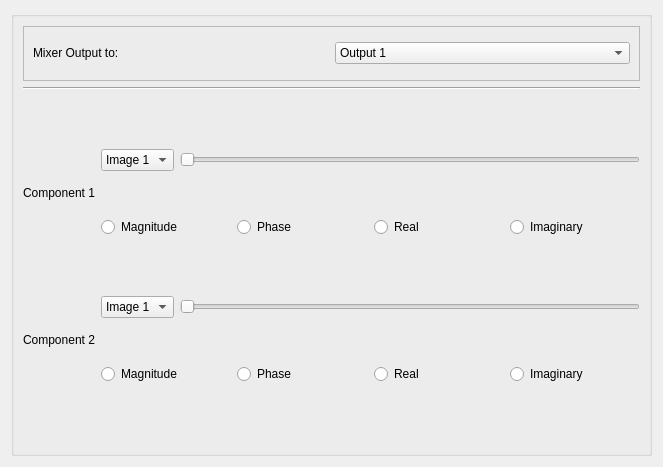
Old version of the form mixer.ui in the repository malaknasser812/Image-Mixer.
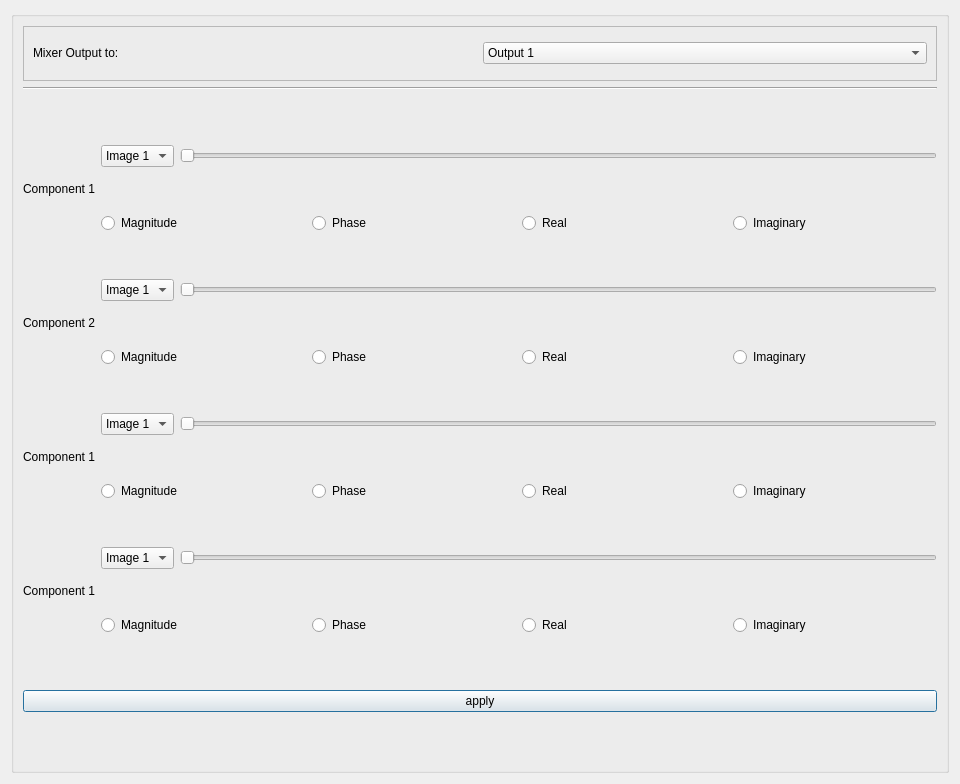
New version of the form.

Commit message: ui ya hager

The edit to the form file:
```diff
--- a/mixer.ui
+++ b/mixer.ui
@@ -6,8 +6,8 @@
    <rect>
     <x>0</x>
     <y>0</y>
-    <width>663</width>
-    <height>467</height>
+    <width>960</width>
+    <height>784</height>
    </rect>
   </property>
   <property name="windowTitle">
@@ -19,140 +19,9 @@
      <property name="title">
       <string/>
      </property>
-     <layout class="QGridLayout" name="gridLayout_5">
-      <item row="1" column="0">
-       <spacer name="verticalSpacer_3">
-        <property name="orientation">
-         <enum>Qt::Vertical</enum>
-        </property>
-        <property name="sizeType">
-         <enum>QSizePolicy::Fixed</enum>
-        </property>
-        <property name="sizeHint" stdset="0">
-         <size>
-          <width>20</width>
-          <height>60</height>
-         </size>
-        </property>
-       </spacer>
-      </item>
+     <layout class="QGridLayout" name="gridLayout_11">
       <item row="0" column="0">
-       <layout class="QGridLayout" name="gridLayout_4">
-        <item row="1" column="0">
-         <widget class="Line" name="line">
-          <property name="orientation">
-           <enum>Qt::Horizontal</enum>
-          </property>
-         </widget>
-        </item>
-        <item row="2" column="0">
-         <spacer name="verticalSpacer">
-          <property name="orientation">
-           <enum>Qt::Vertical</enum>
-          </property>
-          <property name="sizeHint" stdset="0">
-           <size>
-            <width>20</width>
-            <height>40</height>
-           </size>
-          </property>
-         </spacer>
-        </item>
-        <item row="5" column="0">
-         <layout class="QHBoxLayout" name="horizontalLayout_7">
-          <item>
-           <widget class="QLabel" name="label_3">
-            <property name="text">
-             <string>Component 2</string>
-            </property>
-           </widget>
-          </item>
-          <item>
-           <layout class="QGridLayout" name="gridLayout_3">
-            <item row="0" column="0">
-             <layout class="QHBoxLayout" name="horizontalLayout_4">
-              <item>
-               <widget class="QComboBox" name="input_img_selection_combobox_2">
-                <item>
-                 <property name="text">
-                  <string>Image 1</string>
-                 </property>
-                </item>
-                <item>
-                 <property name="text">
-                  <string>Image 2</string>
-                 </property>
-                </item>
-                <item>
-                 <property name="text">
-                  <string>Image 3</string>
-                 </property>
-                </item>
-                <item>
-                 <property name="text">
-                  <string>Image 4</string>
-                 </property>
-                </item>
-               </widget>
-              </item>
-              <item>
-               <widget class="QSlider" name="comp1_hslider_2">
-                <property name="orientation">
-                 <enum>Qt::Horizontal</enum>
-                </property>
-               </widget>
-              </item>
-             </layout>
-            </item>
-            <item row="2" column="0">
-             <layout class="QHBoxLayout" name="horizontalLayout_5">
-              <item>
-               <widget class="QRadioButton" name="mag_radioBtn_2">
-                <property name="text">
-                 <string>Magnitude</string>
-                </property>
-               </widget>
-              </item>
-              <item>
-               <widget class="QRadioButton" name="phase_radioBtn_2">
-                <property name="text">
-                 <string>Phase</string>
-                </property>
-               </widget>
-              </item>
-              <item>
-               <widget class="QRadioButton" name="real_radioBtn_2">
-                <property name="text">
-                 <string>Real</string>
-                </property>
-               </widget>
-              </item>
-              <item>
-               <widget class="QRadioButton" name="imaginary_radioBtn_2">
-                <property name="text">
-                 <string>Imaginary</string>
-                </property>
-               </widget>
-              </item>
-             </layout>
-            </item>
-            <item row="1" column="0">
-             <spacer name="verticalSpacer_5">
-              <property name="orientation">
-               <enum>Qt::Vertical</enum>
-              </property>
-              <property name="sizeHint" stdset="0">
-               <size>
-                <width>20</width>
-                <height>40</height>
-               </size>
-              </property>
-             </spacer>
-            </item>
-           </layout>
-          </item>
-         </layout>
-        </item>
+       <layout class="QGridLayout" name="gridLayout_10">
         <item row="0" column="0">
          <widget class="QFrame" name="frame">
           <property name="minimumSize">
@@ -175,6 +44,8 @@
           </property>
           <layout class="QGridLayout" name="gridLayout">
            <item row="0" column="0">
+            <layout class="QVBoxLayout" name="verticalLayout">
+             <item>
             <layout class="QHBoxLayout" name="horizontalLayout">
              <item>
               <widget class="QLabel" name="label">
@@ -200,9 +71,108 @@
             </layout>
            </item>
           </layout>
+           </item>
+          </layout>
          </widget>
         </item>
         <item row="3" column="0">
+         <layout class="QGridLayout" name="gridLayout_9">
+          <item row="2" column="0">
+           <layout class="QHBoxLayout" name="horizontalLayout_7">
+            <item>
+             <widget class="QLabel" name="label_3">
+              <property name="text">
+               <string>Component 2</string>
+              </property>
+             </widget>
+            </item>
+            <item>
+             <layout class="QGridLayout" name="gridLayout_3">
+              <item row="0" column="0">
+               <layout class="QHBoxLayout" name="horizontalLayout_4">
+                <item>
+                 <widget class="QComboBox" name="input_img_selection_combobox_2">
+                  <item>
+                   <property name="text">
+                    <string>Image 1</string>
+                   </property>
+                  </item>
+                  <item>
+                   <property name="text">
+                    <string>Image 2</string>
+                   </property>
+                  </item>
+                  <item>
+                   <property name="text">
+                    <string>Image 3</string>
+                   </property>
+                  </item>
+                  <item>
+                   <property name="text">
+                    <string>Image 4</string>
+                   </property>
+                  </item>
+                 </widget>
+                </item>
+                <item>
+                 <widget class="QSlider" name="comp1_hslider_2">
+                  <property name="orientation">
+                   <enum>Qt::Horizontal</enum>
+                  </property>
+                 </widget>
+                </item>
+               </layout>
+              </item>
+              <item row="2" column="0">
+               <layout class="QHBoxLayout" name="horizontalLayout_5">
+                <item>
+                 <widget class="QRadioButton" name="mag_radioBtn_2">
+                  <property name="text">
+                   <string>Magnitude</string>
+                  </property>
+                 </widget>
+                </item>
+                <item>
+                 <widget class="QRadioButton" name="phase_radioBtn_2">
+                  <property name="text">
+                   <string>Phase</string>
+                  </property>
+                 </widget>
+                </item>
+                <item>
+                 <widget class="QRadioButton" name="real_radioBtn_2">
+                  <property name="text">
+                   <string>Real</string>
+                  </property>
+                 </widget>
+                </item>
+                <item>
+                 <widget class="QRadioButton" name="imaginary_radioBtn_2">
+                  <property name="text">
+                   <string>Imaginary</string>
+                  </property>
+                 </widget>
+                </item>
+               </layout>
+              </item>
+              <item row="1" column="0">
+               <spacer name="verticalSpacer_5">
+                <property name="orientation">
+                 <enum>Qt::Vertical</enum>
+                </property>
+                <property name="sizeHint" stdset="0">
+                 <size>
+                  <width>20</width>
+                  <height>40</height>
+                 </size>
+                </property>
+               </spacer>
+              </item>
+             </layout>
+            </item>
+           </layout>
+          </item>
+          <item row="0" column="0">
          <layout class="QHBoxLayout" name="horizontalLayout_6">
           <item>
            <widget class="QLabel" name="label_2">
@@ -297,7 +267,252 @@
           </item>
          </layout>
         </item>
+          <item row="6" column="0">
+           <layout class="QHBoxLayout" name="horizontalLayout_19">
+            <item>
+             <widget class="QLabel" name="label_7">
+              <property name="text">
+               <string>Component 1</string>
+              </property>
+             </widget>
+            </item>
+            <item>
+             <layout class="QGridLayout" name="gridLayout_8">
+              <item row="0" column="0">
+               <layout class="QHBoxLayout" name="horizontalLayout_20">
+                <item>
+                 <widget class="QComboBox" name="input_img_selection_combobox_7">
+                  <item>
+                   <property name="text">
+                    <string>Image 1</string>
+                   </property>
+                  </item>
+                  <item>
+                   <property name="text">
+                    <string>Image 2</string>
+                   </property>
+                  </item>
+                  <item>
+                   <property name="text">
+                    <string>Image 3</string>
+                   </property>
+                  </item>
+                  <item>
+                   <property name="text">
+                    <string>Image 4</string>
+                   </property>
+                  </item>
+                 </widget>
+                </item>
+                <item>
+                 <widget class="QSlider" name="comp1_hslider_7">
+                  <property name="orientation">
+                   <enum>Qt::Horizontal</enum>
+                  </property>
+                 </widget>
+                </item>
+               </layout>
+              </item>
+              <item row="2" column="0">
+               <layout class="QHBoxLayout" name="horizontalLayout_21">
+                <item>
+                 <widget class="QRadioButton" name="mag_radioBtn_7">
+                  <property name="text">
+                   <string>Magnitude</string>
+                  </property>
+                 </widget>
+                </item>
+                <item>
+                 <widget class="QRadioButton" name="phase_radioBtn_7">
+                  <property name="text">
+                   <string>Phase</string>
+                  </property>
+                 </widget>
+                </item>
+                <item>
+                 <widget class="QRadioButton" name="real_radioBtn_7">
+                  <property name="text">
+                   <string>Real</string>
+                  </property>
+                 </widget>
+                </item>
+                <item>
+                 <widget class="QRadioButton" name="imaginary_radioBtn_7">
+                  <property name="text">
+                   <string>Imaginary</string>
+                  </property>
+                 </widget>
+                </item>
+               </layout>
+              </item>
+              <item row="1" column="0">
+               <spacer name="verticalSpacer_10">
+                <property name="orientation">
+                 <enum>Qt::Vertical</enum>
+                </property>
+                <property name="sizeHint" stdset="0">
+                 <size>
+                  <width>20</width>
+                  <height>40</height>
+                 </size>
+                </property>
+               </spacer>
+              </item>
+             </layout>
+            </item>
+           </layout>
+          </item>
         <item row="4" column="0">
+           <layout class="QHBoxLayout" name="horizontalLayout_16">
+            <item>
+             <widget class="QLabel" name="label_6">
+              <property name="text">
+               <string>Component 1</string>
+              </property>
+             </widget>
+            </item>
+            <item>
+             <layout class="QGridLayout" name="gridLayout_7">
+              <item row="0" column="0">
+               <layout class="QHBoxLayout" name="horizontalLayout_17">
+                <item>
+                 <widget class="QComboBox" name="input_img_selection_combobox_6">
+                  <item>
+                   <property name="text">
+                    <string>Image 1</string>
+                   </property>
+                  </item>
+                  <item>
+                   <property name="text">
+                    <string>Image 2</string>
+                   </property>
+                  </item>
+                  <item>
+                   <property name="text">
+                    <string>Image 3</string>
+                   </property>
+                  </item>
+                  <item>
+                   <property name="text">
+                    <string>Image 4</string>
+                   </property>
+                  </item>
+                 </widget>
+                </item>
+                <item>
+                 <widget class="QSlider" name="comp1_hslider_6">
+                  <property name="orientation">
+                   <enum>Qt::Horizontal</enum>
+                  </property>
+                 </widget>
+                </item>
+               </layout>
+              </item>
+              <item row="2" column="0">
+               <layout class="QHBoxLayout" name="horizontalLayout_18">
+                <item>
+                 <widget class="QRadioButton" name="mag_radioBtn_6">
+                  <property name="text">
+                   <string>Magnitude</string>
+                  </property>
+                 </widget>
+                </item>
+                <item>
+                 <widget class="QRadioButton" name="phase_radioBtn_6">
+                  <property name="text">
+                   <string>Phase</string>
+                  </property>
+                 </widget>
+                </item>
+                <item>
+                 <widget class="QRadioButton" name="real_radioBtn_6">
+                  <property name="text">
+                   <string>Real</string>
+                  </property>
+                 </widget>
+                </item>
+                <item>
+                 <widget class="QRadioButton" name="imaginary_radioBtn_6">
+                  <property name="text">
+                   <string>Imaginary</string>
+                  </property>
+                 </widget>
+                </item>
+               </layout>
+              </item>
+              <item row="1" column="0">
+               <spacer name="verticalSpacer_9">
+                <property name="orientation">
+                 <enum>Qt::Vertical</enum>
+                </property>
+                <property name="sizeHint" stdset="0">
+                 <size>
+                  <width>20</width>
+                  <height>40</height>
+                 </size>
+                </property>
+               </spacer>
+              </item>
+             </layout>
+            </item>
+           </layout>
+          </item>
+          <item row="1" column="0">
+           <spacer name="verticalSpacer_3">
+            <property name="orientation">
+             <enum>Qt::Vertical</enum>
+            </property>
+            <property name="sizeHint" stdset="0">
+             <size>
+              <width>20</width>
+              <height>40</height>
+             </size>
+            </property>
+           </spacer>
+          </item>
+          <item row="3" column="0">
+           <spacer name="verticalSpacer_11">
+            <property name="orientation">
+             <enum>Qt::Vertical</enum>
+            </property>
+            <property name="sizeHint" stdset="0">
+             <size>
+              <width>20</width>
+              <height>40</height>
+             </size>
+            </property>
+           </spacer>
+          </item>
+          <item row="5" column="0">
+           <spacer name="verticalSpacer_12">
+            <property name="orientation">
+             <enum>Qt::Vertical</enum>
+            </property>
+            <property name="sizeHint" stdset="0">
+             <size>
+              <width>20</width>
+              <height>40</height>
+             </size>
+            </property>
+           </spacer>
+          </item>
+         </layout>
+        </item>
+        <item row="5" column="0">
+         <widget class="QPushButton" name="pushButton_3">
+          <property name="text">
+           <string>apply</string>
+          </property>
+         </widget>
+        </item>
+        <item row="1" column="0">
+         <widget class="Line" name="line">
+          <property name="orientation">
+           <enum>Qt::Horizontal</enum>
+          </property>
+         </widget>
+        </item>
+        <item row="6" column="0">
          <spacer name="verticalSpacer_2">
           <property name="orientation">
            <enum>Qt::Vertical</enum>
@@ -310,6 +525,32 @@
           </property>
          </spacer>
         </item>
+        <item row="4" column="0">
+         <spacer name="verticalSpacer">
+          <property name="orientation">
+           <enum>Qt::Vertical</enum>
+          </property>
+          <property name="sizeHint" stdset="0">
+           <size>
+            <width>20</width>
+            <height>40</height>
+           </size>
+          </property>
+         </spacer>
+        </item>
+        <item row="2" column="0">
+         <spacer name="verticalSpacer_13">
+          <property name="orientation">
+           <enum>Qt::Vertical</enum>
+          </property>
+          <property name="sizeHint" stdset="0">
+           <size>
+            <width>20</width>
+            <height>40</height>
+           </size>
+          </property>
+         </spacer>
+        </item>
        </layout>
       </item>
      </layout>
```
Left out of the diff: 2 changed lines with no effect on the pictures. Lines whose indentation alone changed are shown as unchanged.
